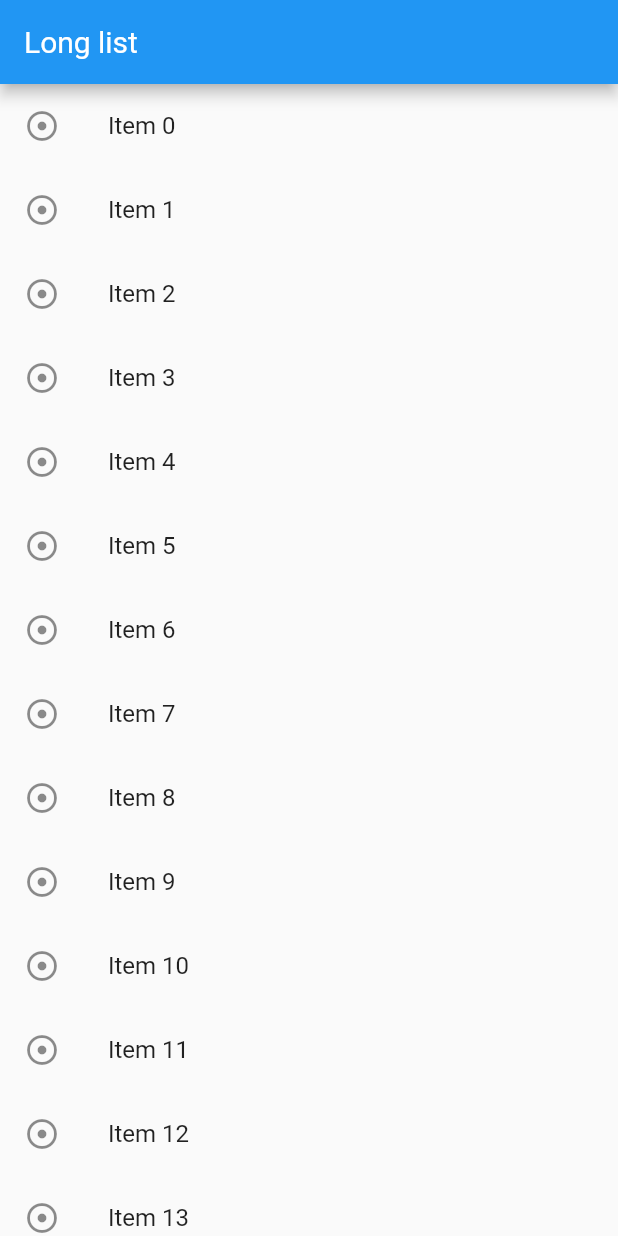
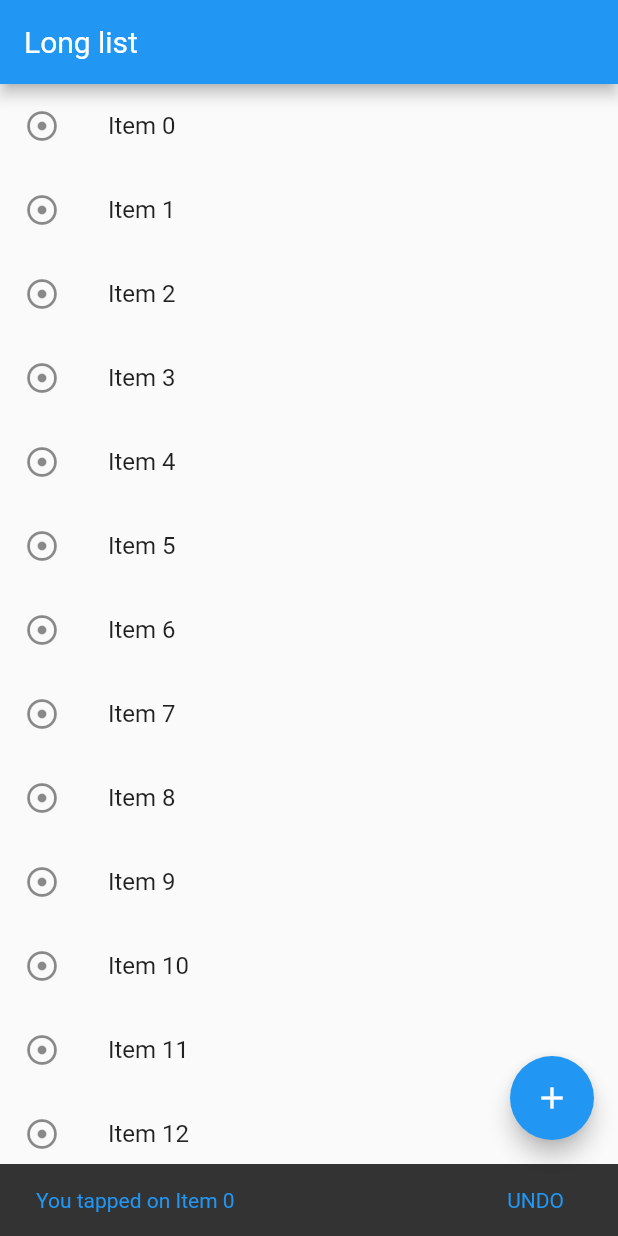
Before and after one commit to tonujewel/Flutter-Demo, a Flutter app: the screen it shows after launch, after a tap on an icon or button, on a phone screen of 412 x 824 dp. Run offline on Flutter 3.47's test engine with Material 2 defaults, Android fonts, the phone set to English and light mode, and no system bars.

Commit message:
Floating action button SnackBar

```diff
--- a/lib/main.dart
+++ b/lib/main.dart
@@ -9,8 +9,33 @@ void main() {
         title: Text("Long list"),
       ),
       body: getListView(),
+      floatingActionButton: FloatingActionButton(
+        onPressed: () {
+          debugPrint("Floating button clicked");
+        },
+        child: Icon(Icons.add),
+        tooltip: "Add one more item",
+      ),
     ),
   ));
+}
+
+void showSnackBar(BuildContext context, String item) {
+  var snackBar = SnackBar(
+    content: Text(
+      "You tapped on $item",
+      style: TextStyle(
+          color: Colors.blue,
+          fontFamily: 'Roboto',
+          fontStyle: FontStyle.normal),
+    ),
+    action: SnackBarAction(
+        label: "UNDO",
+        onPressed: () {
+          debugPrint("clicked on UNDO");
+        }),
+  );
+  Scaffold.of(context).showSnackBar(snackBar);
 }
 
 List<String> getListElement() {
@@ -20,13 +45,12 @@ List<String> getListElement() {
 
 Widget getListView() {
   var listItems = getListElement();
-
   var listView = ListView.builder(itemBuilder: (contex, index) {
     return ListTile(
       leading: Icon(Icons.adjust),
       title: Text(listItems[index]),
-      onTap: (){
-        debugPrint("clicked on ${listItems[index]}");
+      onTap: () {
+        showSnackBar(contex, listItems[index]);
       },
     );
   });
```
